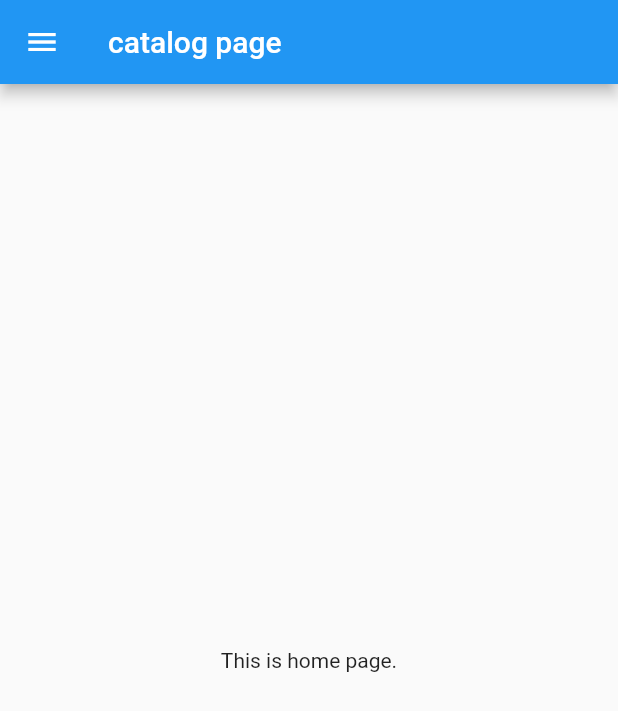
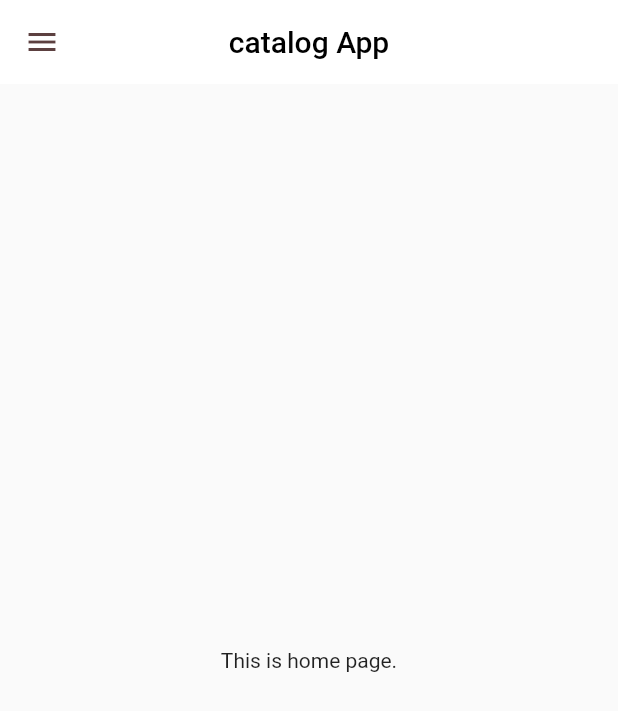
Before and after one commit to rishabhkadam/30DaysOfFlutter, a Flutter app: the HomePage screen opened by its route, on a phone screen of 412 x 824 dp. Shown: the top 711 px of the screen. Run offline on Flutter 3.47's test engine with Material 2 defaults, Android fonts, the phone set to English and light mode, and no system bars; key blocks and very long unbroken strings in the code were emptied for the run.

Commit message:
Theme Extracted.

```diff
--- a/lib/HomePage.dart
+++ b/lib/HomePage.dart
@@ -2,17 +2,20 @@ import 'package:flutter/material.dart';
 import 'drawer.dart';
 
 class HomePage extends StatelessWidget {
-  const HomePage({ Key? key }) : super(key: key);
+  const HomePage({Key? key}) : super(key: key);
 
   @override
   Widget build(BuildContext context) {
     return Scaffold(
       appBar: AppBar(
-        title:const Text('catalog page'),
+        centerTitle: true,
+        title: const Text(
+          'catalog App',
+          style: TextStyle(color: Colors.black),
+        ),
       ),
-      body:const Center(child: Text("This is home page.")),
-
-      drawer:MyDrawer(),
+      body: const Center(child: Text("This is home page.")),
+      drawer: MyDrawer(),
     );
   }
 }
--- /dev/null
+++ b/lib/Theme.dart
@@ -0,0 +1,16 @@
+import 'package:flutter/material.dart';
+
+class MyTheme {
+  static ThemeData lightTheme(BuildContext context) => ThemeData(
+        primarySwatch: Colors.deepPurple,
+        appBarTheme: AppBarTheme(
+          color: Colors.white,
+          elevation: 0,
+          iconTheme: IconThemeData(color: Color.fromARGB(255, 92, 64, 64)),
+        ),
+      );
+
+  static ThemeData darkTheme(BuildContext context) => ThemeData(
+        brightness: Brightness.dark
+      );
+}
--- a/lib/main.dart
+++ b/lib/main.dart
@@ -1,5 +1,6 @@
 import 'package:flutter/material.dart';
 import 'package:testfile/HomePage.dart';
+import 'package:testfile/Theme.dart';
 import 'package:testfile/loginPage.dart';
 import 'package:testfile/routes.dart';
 
@@ -18,12 +19,16 @@ class _MyAppState extends State<MyApp> {
   @override
   Widget build(BuildContext context) {
     return MaterialApp(
-      home:const Text('This is home page.'),
+      debugShowCheckedModeBanner: false,
+      themeMode: ThemeMode.light,
+      theme: MyTheme.lightTheme(context),
+      darkTheme: MyTheme.darkTheme(context),
+      home: const Text('This is home page.'),
       initialRoute: MyRoutes.loginRoute,
-      routes: {MyRoutes.loginRoute: (context) => const loginPage(),
-                MyRoutes.homeRoute: (context) =>const  HomePage()
+      routes: {
+        MyRoutes.loginRoute: (context) => const loginPage(),
+        MyRoutes.homeRoute: (context) => const HomePage()
       },
-
     );
   }
 }
```
